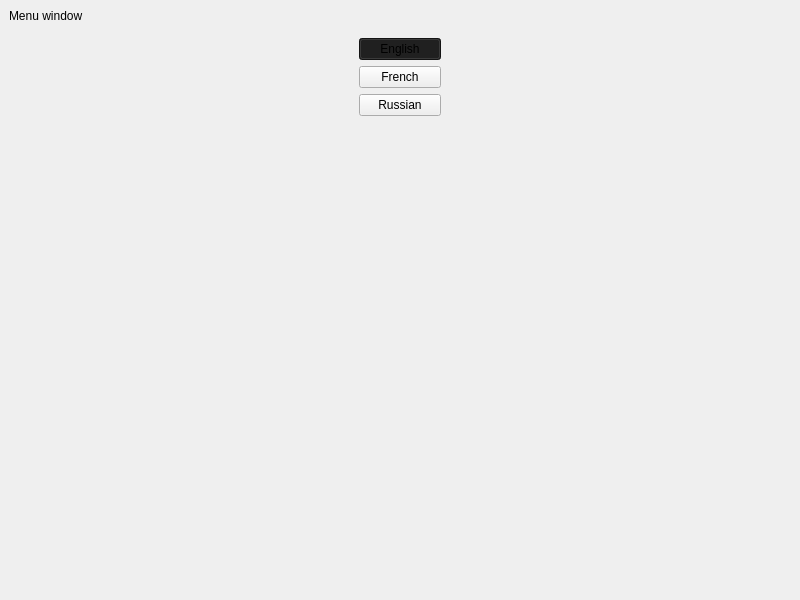
Above: ui/mainwindow.ui from pavelkurach/vocab-builder before the change. Below: the same form after it.
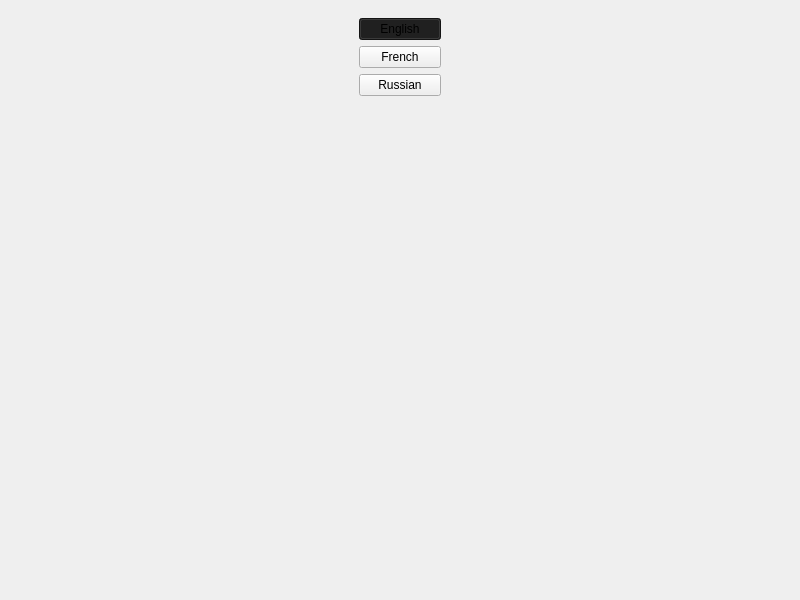
That is the form after the change.

The edit to the form file:
```diff
--- a/ui/mainwindow.ui
+++ b/ui/mainwindow.ui
@@ -50,22 +50,6 @@
       <property name="sizeConstraint">
        <enum>QLayout::SetNoConstraint</enum>
       </property>
-      <item>
-       <widget class="QLabel" name="label_2">
-        <property name="sizePolicy">
-         <sizepolicy hsizetype="Expanding" vsizetype="Preferred">
-          <horstretch>0</horstretch>
-          <verstretch>0</verstretch>
-         </sizepolicy>
-        </property>
-        <property name="styleSheet">
-         <string notr="true"/>
-        </property>
-        <property name="text">
-         <string>Menu window</string>
-        </property>
-       </widget>
-      </item>
      </layout>
     </item>
     <item>
```
Left out of the diff: 3 changed lines with no effect on the pictures.
